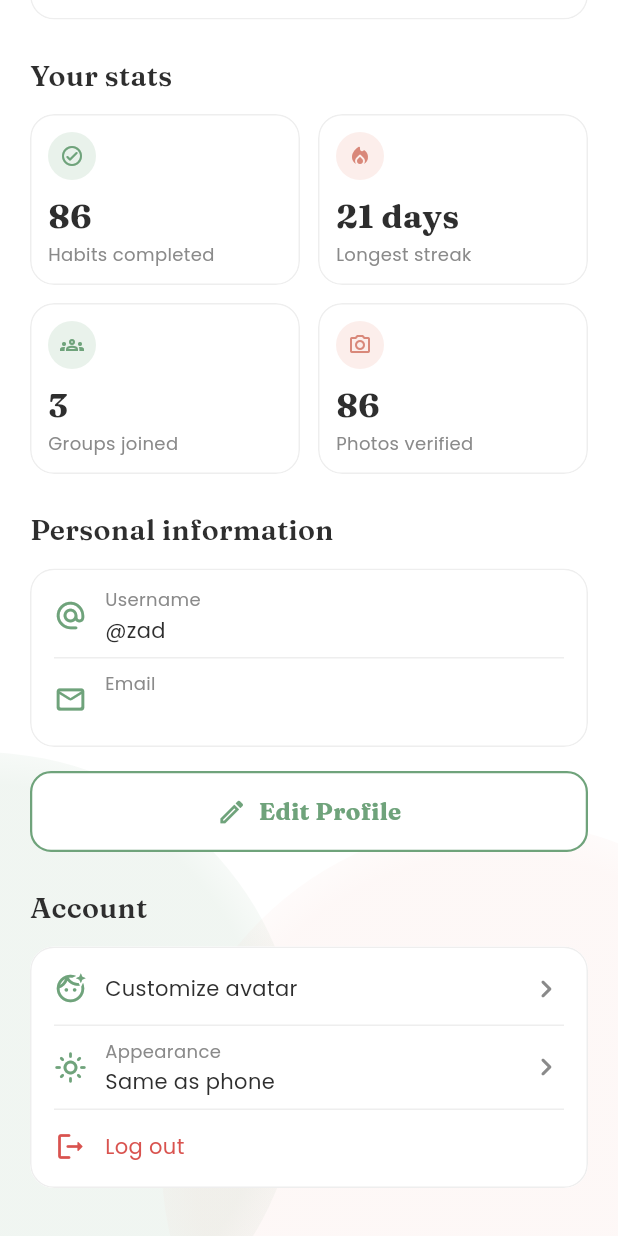
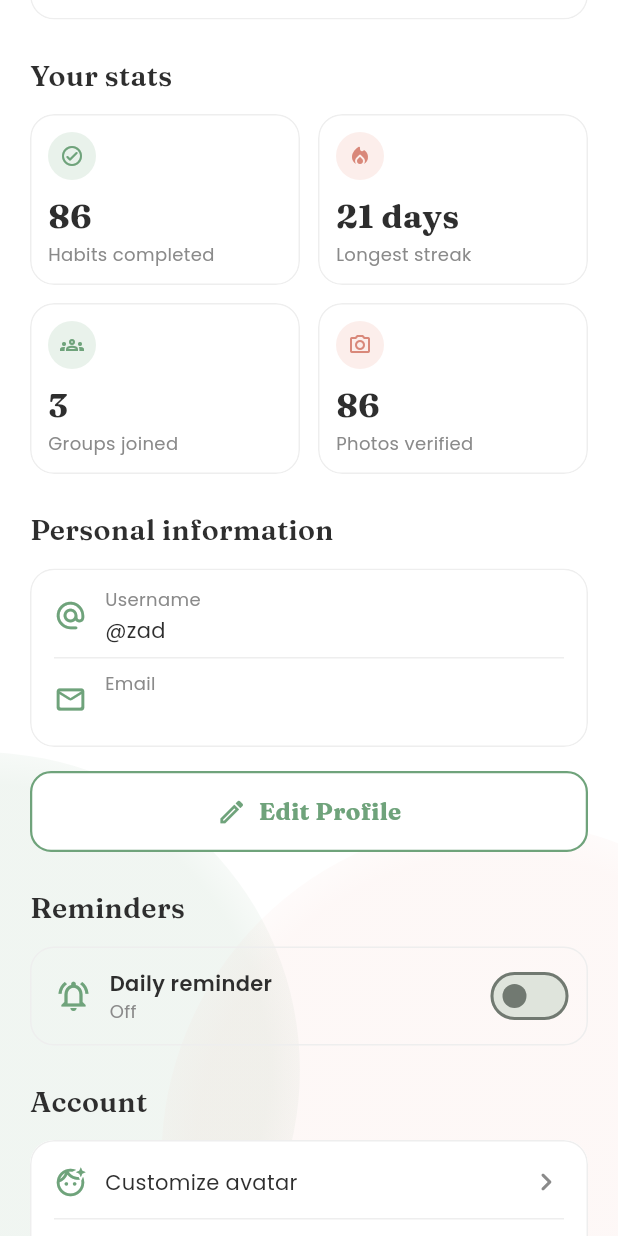
Before and after one commit to RemasAlahmari/growy, a Flutter app: the MeScreen screen opened directly, scrolled down 359 dp, on a phone screen of 412 x 824 dp. Run offline on Flutter 3.47's test engine with Material 3 defaults, Android fonts, the phone set to English and light mode, and no system bars; drawn by our look-alikes of flutter_animate; our stand-ins replace confetti, firebase_auth, firebase_core, flutter_local_notifications, flutter_svg, google_fonts and 4 more; accounts and stored records are empty; network calls fail.

Commit message:
Add daily habit reminders (local notifications)

```diff
--- a/lib/screens/me_screen.dart
+++ b/lib/screens/me_screen.dart
@@ -14,6 +14,7 @@ import '../theme/app_theme.dart';
 import '../theme/theme_controller.dart';
 import 'avatar_customizer_screen.dart';
 import 'login_screen.dart';
+import '../widgets/reminder_settings_card.dart';
 
 /// Me tab: identity, progress, personal info and account options.
 class MeScreen extends StatefulWidget {
@@ -219,6 +220,9 @@ class _MeScreenState extends State<MeScreen> {
                       ),
                     ),
                     const SizedBox(height: _GrowySpacing.xl),
+                    const _SectionHeader(title: 'Reminders'),
+                    const ReminderSettingsCard(),
+                    const SizedBox(height: _GrowySpacing.xl),
                     const _SectionHeader(title: 'Account'),
                     _GrowyCard(
                       padding: const EdgeInsets.symmetric(
--- /dev/null
+++ b/lib/services/reminder_service.dart
@@ -0,0 +1,218 @@
+// Growy — daily habit reminder (local notifications, no backend).
+//
+// How it works:
+// - The user turns the reminder on and picks a time (Me page).
+// - The app schedules one notification per day for the next 14 days.
+// - Every time Home loads, it tells this service how many habits are left
+//   today. If none are left, tonight's reminder is skipped; otherwise
+//   tonight's message says how many are left.
+// - Opening the app reschedules the next 14 days, so reminders keep coming
+//   as long as the app is opened at least once every two weeks.
+import 'package:flutter/foundation.dart';
+import 'package:flutter_local_notifications/flutter_local_notifications.dart';
+import 'package:shared_preferences/shared_preferences.dart';
+import 'package:timezone/data/latest.dart' as tz_data;
+import 'package:timezone/timezone.dart' as tz;
+
+/// The user's reminder choice, saved on this phone.
+class ReminderSettings {
+  const ReminderSettings({
+    required this.enabled,
+    required this.hour,
+    required this.minute,
+  });
+
+  final bool enabled;
+  final int hour; // 0–23
+  final int minute; // 0–59
+
+  ReminderSettings copyWith({bool? enabled, int? hour, int? minute}) {
+    return ReminderSettings(
+      enabled: enabled ?? this.enabled,
+      hour: hour ?? this.hour,
+      minute: minute ?? this.minute,
+    );
+  }
+}
+
+class ReminderService {
+  ReminderService._();
+
+  static final FlutterLocalNotificationsPlugin _plugin =
+      FlutterLocalNotificationsPlugin();
+  static bool _initialized = false;
+
+  /// Notification ids 1000–1013 are the next 14 days; 999 is the test.
+  static const int _firstId = 1000;
+  static const int _daysAhead = 14;
+  static const int _testId = 999;
+
+  // Saved on the phone (shared_preferences).
+  static const String _kEnabled = 'reminder_enabled';
+  static const String _kHour = 'reminder_hour';
+  static const String _kMinute = 'reminder_minute';
+  static const String _kCountDate = 'reminder_count_date';
+  static const String _kRemaining = 'reminder_remaining';
+
+  static const NotificationDetails _details = NotificationDetails(
+    android: AndroidNotificationDetails(
+      'growy_daily_reminder',
+      'Daily habit reminder',
+      channelDescription: 'Reminds you to verify your habits each day',
+      importance: Importance.high,
+      priority: Priority.high,
+    ),
+    iOS: DarwinNotificationDetails(),
+  );
+
+  static Future<void> _ensureInit() async {
+    if (_initialized) return;
+    tz_data.initializeTimeZones();
+    const settings = InitializationSettings(
+      android: AndroidInitializationSettings('@mipmap/ic_launcher'),
+      // Permission is asked only when the user turns the reminder on.
+      iOS: DarwinInitializationSettings(
+        requestAlertPermission: false,
+        requestBadgePermission: false,
+        requestSoundPermission: false,
+      ),
+    );
+    await _plugin.initialize(settings);
+    _initialized = true;
+  }
+
+  /// Default: off, 8:00 PM.
+  static Future<ReminderSettings> loadSettings() async {
+    final prefs = await SharedPreferences.getInstance();
+    return ReminderSettings(
+      enabled: prefs.getBool(_kEnabled) ?? false,
+      hour: prefs.getInt(_kHour) ?? 20,
+      minute: prefs.getInt(_kMinute) ?? 0,
+    );
+  }
+
+  /// Asks the phone for permission to show notifications.
+  /// Returns false if the user said no.
+  static Future<bool> requestPermission() async {
+    if (kIsWeb) return false;
+    await _ensureInit();
+    if (defaultTargetPlatform == TargetPlatform.android) {
+      final android = _plugin.resolvePlatformSpecificImplementation<
+          AndroidFlutterLocalNotificationsPlugin>();
+      // null on Android 12 and older, where no permission is needed.
+      return await android?.requestNotificationsPermission() ?? true;
+    }
+    if (defaultTargetPlatform == TargetPlatform.iOS) {
+      final ios = _plugin.resolvePlatformSpecificImplementation<
+          IOSFlutterLocalNotificationsPlugin>();
+      return await ios?.requestPermissions(
+            alert: true,
+            badge: true,
+            sound: true,
+          ) ??
+          false;
+    }
+    return false;
+  }
+
+  /// Saves the user's choice and reschedules (or cancels) the reminders.
+  static Future<void> saveSettings(ReminderSettings settings) async {
+    final prefs = await SharedPreferences.getInstance();
+    await prefs.setBool(_kEnabled, settings.enabled);
+    await prefs.setInt(_kHour, settings.hour);
+    await prefs.setInt(_kMinute, settings.minute);
+    await _reschedule();
+  }
+
+  /// Called by Home after it loads: how many of today's habits are not done.
+  static Future<void> updateTodayProgress({required int remaining}) async {
+    final prefs = await SharedPreferences.getInstance();
+    await prefs.setString(_kCountDate, _todayKey());
+    await prefs.setInt(_kRemaining, remaining);
+    await _reschedule();
+  }
+
+  /// For testing: shows a reminder about one minute from now.
+  static Future<void> sendTestReminder() async {
+    if (kIsWeb) return;
+    await _ensureInit();
+    final when = DateTime.now().add(const Duration(minutes: 1));
+    await _schedule(
+      _testId,
+      '🌱 Test reminder',
+      'Reminders are working. You can close the app now.',
+      when,
+    );
+  }
+
+  static String _todayKey() {
+    final now = DateTime.now();
+    return '${now.year}-${now.month}-${now.day}';
+  }
+
+  static Future<void> _reschedule() async {
+    if (kIsWeb) return;
+    try {
+      await _ensureInit();
+      for (var i = 0; i < _daysAhead; i++) {
+        await _plugin.cancel(_firstId + i);
+      }
+
+      final settings = await loadSettings();
+      if (!settings.enabled) return;
+
+      final prefs = await SharedPreferences.getInstance();
+      final knowsToday = prefs.getString(_kCountDate) == _todayKey();
+      final remainingToday = knowsToday ? prefs.getInt(_kRemaining) : null;
+
+      final now = DateTime.now();
+      for (var i = 0; i < _daysAhead; i++) {
+        final when = DateTime(
+          now.year,
+          now.month,
+          now.day + i,
+          settings.hour,
+          settings.minute,
+        );
+        if (!when.isAfter(now)) continue; // today's time already passed
+
+        var title = '🌱 Time for your habits';
+        var body = "Verify today's habits to keep your streak going.";
+
+        if (i == 0 && remainingToday != null) {
+          if (remainingToday <= 0) continue; // all done today: no reminder
+          final one = remainingToday == 1;
+          title = '🌱 $remainingToday ${one ? 'habit' : 'habits'} left today';
+          body = 'Snap a photo to verify ${one ? 'it' : 'them'} '
+              'and help your avatar grow.';
+        }
+
+        await _schedule(_firstId + i, title, body, when);
+      }
+    } catch (e) {
+      debugPrint('Could not schedule reminders: $e');
+    }
+  }
+
+  /// [when] is a normal phone-local time; it's converted to an exact
+  /// moment in UTC, so no time-zone package for the phone is needed.
+  static Future<void> _schedule(
+    int id,
+    String title,
+    String body,
+    DateTime when,
+  ) {
+    return _plugin.zonedSchedule(
+      id,
+      title,
+      body,
+      tz.TZDateTime.from(when, tz.UTC),
+      _details,
+      // Inexact: may arrive a few minutes late, but needs no extra
+      // "exact alarm" permission.
+      androidScheduleMode: AndroidScheduleMode.inexactAllowWhileIdle,
+      uiLocalNotificationDateInterpretation:
+          UILocalNotificationDateInterpretation.absoluteTime,
+    );
+  }
+}
--- /dev/null
+++ b/lib/widgets/reminder_settings_card.dart
@@ -0,0 +1,183 @@
+import 'package:flutter/foundation.dart' show kDebugMode;
+import 'package:flutter/material.dart';
+import 'package:google_fonts/google_fonts.dart';
+
+import '../services/reminder_service.dart';
+import '../theme/app_theme.dart';
+
+/// "Daily reminder" card for the Me page: an on/off switch and a time.
+/// Self-contained: drop `const ReminderSettingsCard()` anywhere.
+class ReminderSettingsCard extends StatefulWidget {
+  const ReminderSettingsCard({super.key});
+
+  @override
+  State<ReminderSettingsCard> createState() => _ReminderSettingsCardState();
+}
+
+class _ReminderSettingsCardState extends State<ReminderSettingsCard> {
+  ReminderSettings? _settings;
+  bool _busy = false;
+
+  @override
+  void initState() {
+    super.initState();
+    ReminderService.loadSettings().then((s) {
+      if (mounted) setState(() => _settings = s);
+    });
+  }
+
+  void _toast(String message) {
+    ScaffoldMessenger.of(context)
+      ..hideCurrentSnackBar()
+      ..showSnackBar(SnackBar(content: Text(message)));
+  }
+
+  Future<void> _save(ReminderSettings next) async {
+    setState(() {
+      _busy = true;
+      _settings = next;
+    });
+    await ReminderService.saveSettings(next);
+    if (mounted) setState(() => _busy = false);
+  }
+
+  Future<void> _toggle(bool on) async {
+    final current = _settings;
+    if (current == null) return;
+    if (on) {
+      final allowed = await ReminderService.requestPermission();
+      if (!allowed) {
+        _toast('Allow notifications for Growy in your phone settings.');
+        return;
+      }
+    }
+    await _save(current.copyWith(enabled: on));
+    if (on && mounted) {
+      _toast('Reminder set for ${_timeText(current)} every day.');
+    }
+  }
+
+  Future<void> _pickTime() async {
+    final current = _settings;
+    if (current == null) return;
+    final picked = await showTimePicker(
+      context: context,
+      initialTime: TimeOfDay(hour: current.hour, minute: current.minute),
+    );
+    if (picked == null) return;
+    await _save(current.copyWith(hour: picked.hour, minute: picked.minute));
+  }
+
+  String _timeText(ReminderSettings s) =>
+      TimeOfDay(hour: s.hour, minute: s.minute).format(context);
+
+  @override
+  Widget build(BuildContext context) {
+    final s = _settings;
+
+    return Container(
+      padding: const EdgeInsets.fromLTRB(16, 8, 8, 8),
+      decoration: BoxDecoration(
+        borderRadius: BorderRadius.circular(16),
+        border: Border.all(color: GrowyPalette.cardBorder),
+      ),
+      child: s == null
+          ? const Padding(
+              padding: EdgeInsets.all(12),
+              child: Center(child: CircularProgressIndicator()),
+            )
+          : Column(
+              children: [
+                Row(
+                  children: [
+                    Icon(
+                      Icons.notifications_active_outlined,
+                      color: AppColors.primary,
+                    ),
+                    const SizedBox(width: 12),
+                    Expanded(
+                      child: Column(
+                        crossAxisAlignment: CrossAxisAlignment.start,
+                        children: [
+                          Text(
+                            'Daily reminder',
+                            style: GoogleFonts.poppins(
+                              fontSize: 14,
+                              fontWeight: FontWeight.w600,
+                              color: AppColors.textDark,
+                            ),
+                          ),
+                          Text(
+                            s.enabled
+                                ? 'Every day at ${_timeText(s)}. Skipped when '
+                                    "you've finished all your habits."
+                                : 'Off',
+                            style: GoogleFonts.poppins(
+                              fontSize: 12,
+                              color: GrowyPalette.textSecondary,
+                            ),
+                          ),
+                        ],
+                      ),
+                    ),
+                    Switch(
+                      value: s.enabled,
+                      activeColor: AppColors.primary,
+                      onChanged: _busy ? null : _toggle,
+                    ),
+                  ],
+                ),
+                if (s.enabled) ...[
+                  const Divider(height: 1),
+                  InkWell(
+                    onTap: _busy ? null : _pickTime,
+                    borderRadius: BorderRadius.circular(12),
+                    child: Padding(
+                      padding: const EdgeInsets.fromLTRB(36, 12, 8, 12),
+                      child: Row(
+                        children: [
+                          Expanded(
+                            child: Text(
+                              'Reminder time',
+                              style: GoogleFonts.poppins(
+                                fontSize: 13,
+                                color: AppColors.textDark,
+                              ),
+                            ),
+                          ),
+                          Text(
+                            _timeText(s),
+                            style: GoogleFonts.poppins(
+                              fontSize: 13,
+                              fontWeight: FontWeight.w600,
+                              color: AppColors.primary,
+                            ),
+                          ),
+                          const SizedBox(width: 4),
+                          Icon(
+                            Icons.chevron_right_rounded,
+                            color: GrowyPalette.textSecondary,
+                          ),
+                        ],
+                      ),
+                    ),
+                  ),
+                  // Only in debug builds: quick way to check it works.
+                  if (kDebugMode)
+                    Align(
+                      alignment: Alignment.centerLeft,
+                      child: TextButton(
+                        onPressed: () async {
+                          await ReminderService.sendTestReminder();
+                          _toast('Test reminder in about 1 minute. '
+                              'You can close the app.');
+                        },
+                        child: const Text('Send a test reminder'),
+                      ),
+                    ),
+                ],
+              ],
+            ),
+    );
+  }
+}
--- a/pubspec.yaml
+++ b/pubspec.yaml
@@ -35,6 +35,8 @@ dependencies:
   confetti: ^0.8.0               # level-up only
   shared_preferences: ^2.3.0     # remembers Light / Dark / System
   share_plus: ">=11.0.0 <14.0.0"
+  flutter_local_notifications: 17.2.4
+  timezone: ^0.9.4
 
 dev_dependencies:
   flutter_test:
```
Also changed, not shown: lib/screens/home_screen.dart (+7 -1 lines), pubspec.lock, 2 other files.
